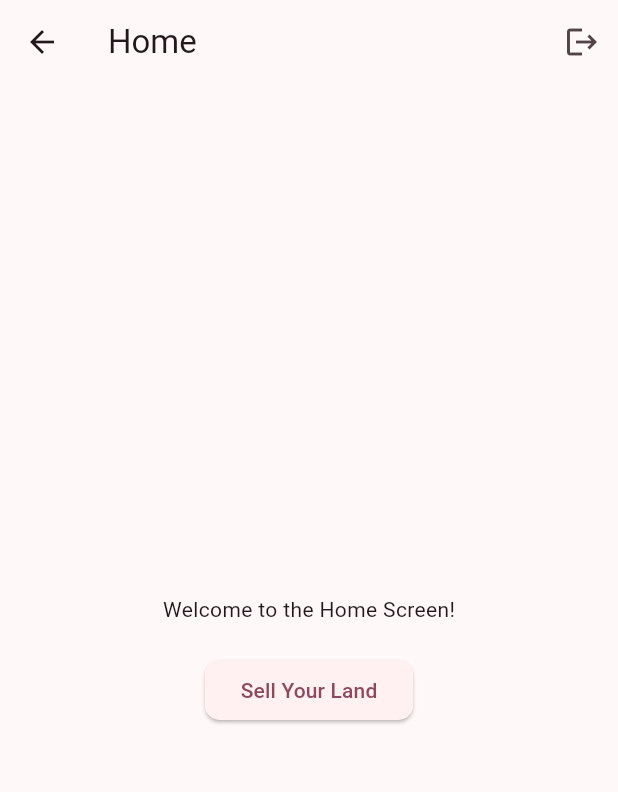
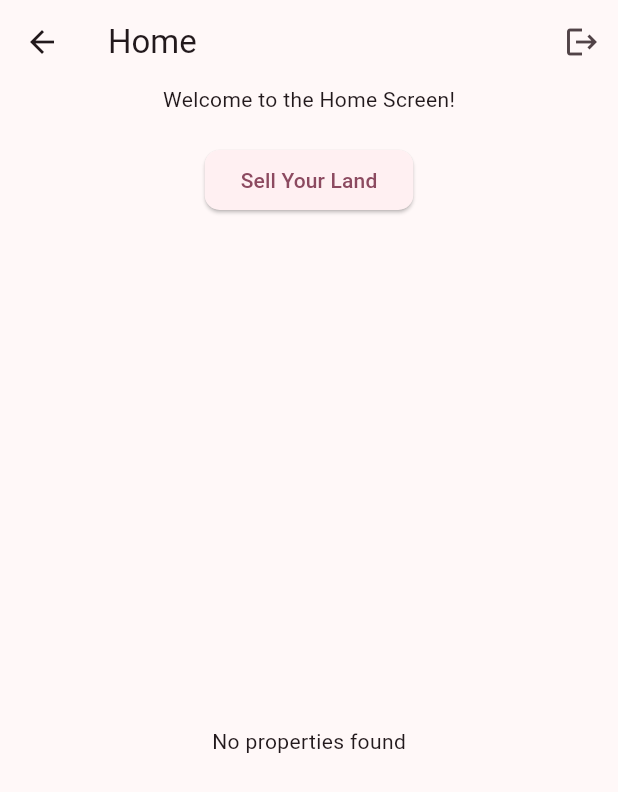
Before and after one commit to mtvk100968/landandplot_v2, a Flutter app: the HomeScreen screen opened by its route, on a phone screen of 412 x 824 dp. Shown: the top 792 px of the screen. Run offline on Flutter 3.47's test engine with Material 3 defaults, Android fonts, the phone set to English and light mode, and no system bars; our stand-ins replace cloud_firestore, firebase_auth, firebase_core, google_sign_in; missing offline and left inert: your_app; accounts and stored records are empty.

Commit message:
list of properties v1 basic

```diff
--- a/lib/screens/home_screen.dart
+++ b/lib/screens/home_screen.dart
@@ -1,7 +1,14 @@
 import 'package:flutter/material.dart';
+import '../services/property_service.dart';
+import '../models/property_model.dart';
 
 class HomeScreen extends StatelessWidget {
   const HomeScreen({super.key});
+
+  Future<List<Property>> fetchProperties() async {
+    PropertyService propertyService = PropertyService();
+    return await propertyService.getAllProperties();
+  }
 
   @override
   Widget build(BuildContext context) {
@@ -18,7 +25,9 @@ class HomeScreen extends StatelessWidget {
           ),
         ],
       ),
-      body: Center(
+      body: Column(
+        children: [
+          Center(
             child: Column(
               mainAxisAlignment: MainAxisAlignment.center,
               children: [
@@ -39,6 +48,51 @@ class HomeScreen extends StatelessWidget {
               ],
             ),
           ),
+          const SizedBox(height: 20),
+          Expanded(
+            child: FutureBuilder<List<Property>>(
+              future: fetchProperties(),
+              builder: (context, snapshot) {
+                if (snapshot.connectionState == ConnectionState.waiting) {
+                  return const Center(child: CircularProgressIndicator());
+                } else if (snapshot.hasError) {
+                  return const Center(child: Text('Error loading properties'));
+                } else if (!snapshot.hasData || snapshot.data!.isEmpty) {
+                  return const Center(child: Text('No properties found'));
+                } else {
+                  final properties = snapshot.data!;
+                  return ListView.builder(
+                    itemCount: properties.length,
+                    itemBuilder: (context, index) {
+                      final property = properties[index];
+                      return Card(
+                        margin: const EdgeInsets.symmetric(
+                            vertical: 8.0, horizontal: 16.0),
+                        shape: RoundedRectangleBorder(
+                          borderRadius: BorderRadius.circular(10),
+                        ),
+                        child: ListTile(
+                          title: Text(
+                            'Land Area: ${property.landArea} Sq Yards',
+                            style: const TextStyle(fontWeight: FontWeight.bold),
+                          ),
+                          subtitle: Text(
+                            'Price: \$${property.landPrice}\n'
+                            'Price per Sq Yard: \$${property.pricePerSqYard}',
+                          ),
+                          onTap: () {
+                            // Handle card tap if needed
+                          },
+                        ),
+                      );
+                    },
+                  );
+                }
+              },
+            ),
+          ),
+        ],
+      ),
     );
   }
 }
```
Also changed, not shown: lib/services/property_service.dart (+10 -0 lines). Lines whose indentation alone changed are shown as unchanged.
